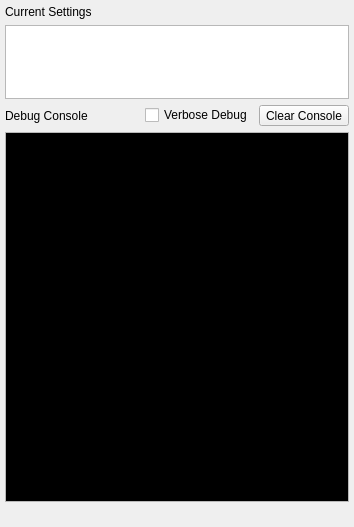
Old version of the form DebugWindow.ui in the repository cculianu/FG_Test.
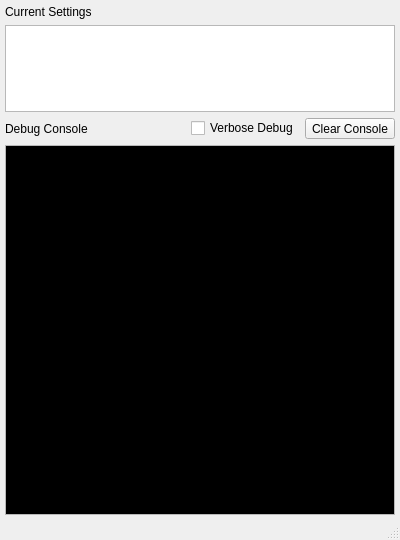
New version of the form. Icons and pictures are not drawn.

Commit message: upgraded API usage in FFmpegEncoder to use new style avcodec_send_frame/avcodec_receive_packet calls for encoding video. Seems to work perfectly...

What changed in the file:
```diff
--- a/DebugWindow.ui
+++ b/DebugWindow.ui
@@ -6,8 +6,8 @@
    <rect>
     <x>0</x>
     <y>0</y>
-    <width>354</width>
-    <height>527</height>
+    <width>400</width>
+    <height>540</height>
    </rect>
   </property>
   <property name="sizePolicy">
```
The commit also changes 2 other files.
